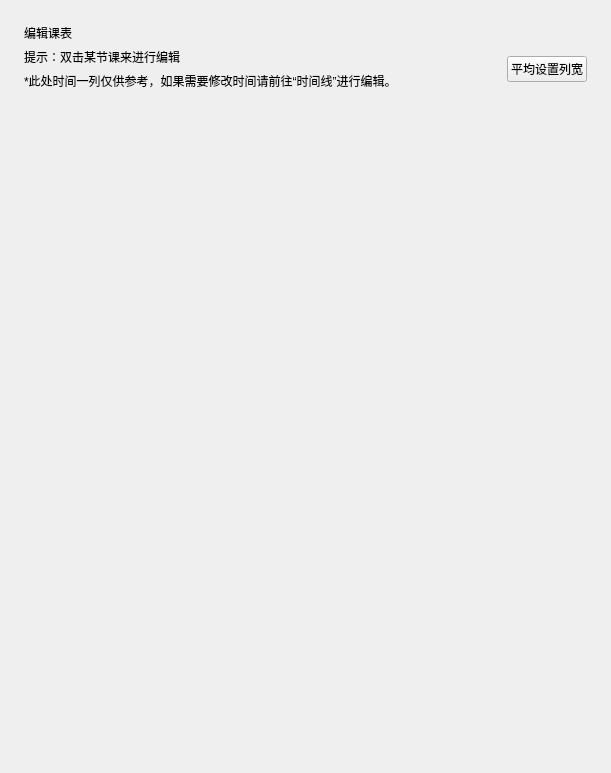
This is Resource/ui/set_classes.ui in Yamikani-Flipped/LingYun-Class-Widgets as Qt 5 draws it before an edit. The edited form follows.
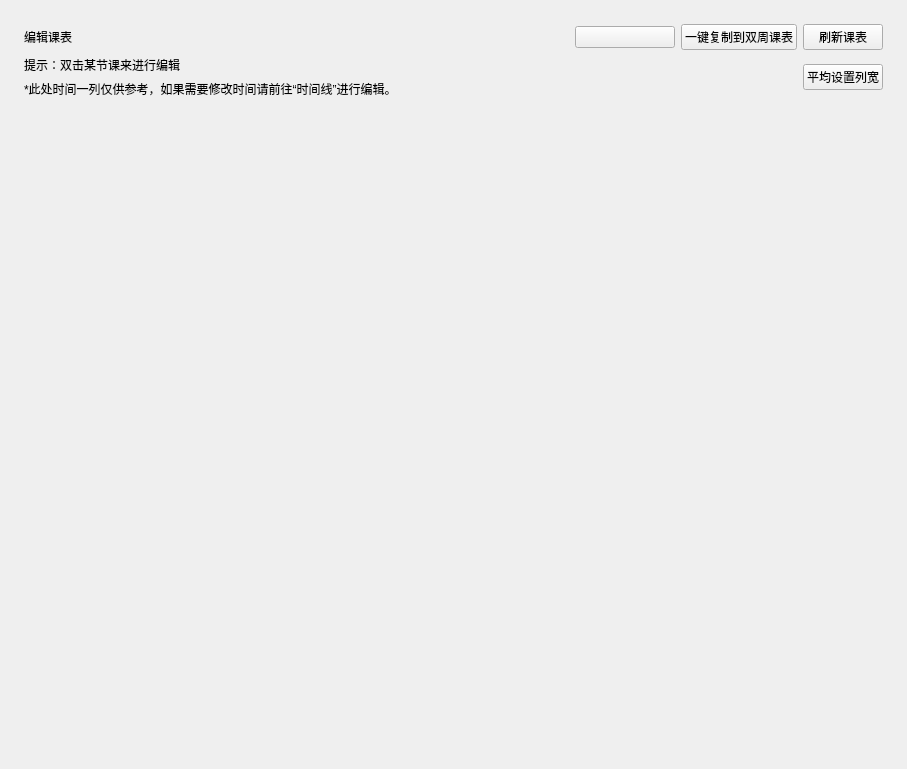
This is the edited form. Icons and pictures are not drawn. Custom widgets are drawn as their Qt base class.

What changed in the file:
```diff
--- a/Resource/ui/set_classes.ui
+++ b/Resource/ui/set_classes.ui
@@ -6,8 +6,8 @@
    <rect>
     <x>0</x>
     <y>0</y>
-    <width>611</width>
-    <height>773</height>
+    <width>907</width>
+    <height>769</height>
    </rect>
   </property>
   <property name="sizePolicy">
@@ -165,13 +165,6 @@
      </item>
     </layout>
    </item>
-   <item row="0" column="0">
-    <widget class="TitleLabel" name="TitleLabel">
-     <property name="text">
-      <string>编辑课表</string>
-     </property>
-    </widget>
-   </item>
    <item row="1" column="0">
     <layout class="QHBoxLayout" name="horizontalLayout">
      <item>
@@ -217,9 +210,62 @@
      </item>
     </layout>
    </item>
+   <item row="0" column="0">
+    <layout class="QHBoxLayout" name="horizontalLayout_2">
+     <item>
+      <widget class="TitleLabel" name="TitleLabel_2">
+       <property name="text">
+        <string>编辑课表</string>
+       </property>
+      </widget>
+     </item>
+     <item>
+      <spacer name="horizontalSpacer_2">
+       <property name="orientation">
+        <enum>Qt::Horizontal</enum>
+       </property>
+       <property name="sizeHint" stdset="0">
+        <size>
+         <width>40</width>
+         <height>20</height>
+        </size>
+       </property>
+      </spacer>
+     </item>
+     <item>
+      <widget class="ComboBox" name="SD_ComboBox">
+       <property name="minimumSize">
+        <size>
+         <width>100</width>
+         <height>0</height>
+        </size>
+       </property>
+      </widget>
+     </item>
+     <item>
+      <widget class="PushButton" name="copy_Button">
+       <property name="text">
+        <string>一键复制到双周课表</string>
+       </property>
+      </widget>
+     </item>
+     <item>
+      <widget class="PushButton" name="up_Button">
+       <property name="text">
+        <string>刷新课表</string>
+       </property>
+      </widget>
+     </item>
+    </layout>
+   </item>
   </layout>
  </widget>
  <customwidgets>
+  <customwidget>
+   <class>ComboBox</class>
+   <extends>QPushButton</extends>
+   <header>qfluentwidgets</header>
+  </customwidget>
   <customwidget>
    <class>PushButton</class>
    <extends>QPushButton</extends>
```
